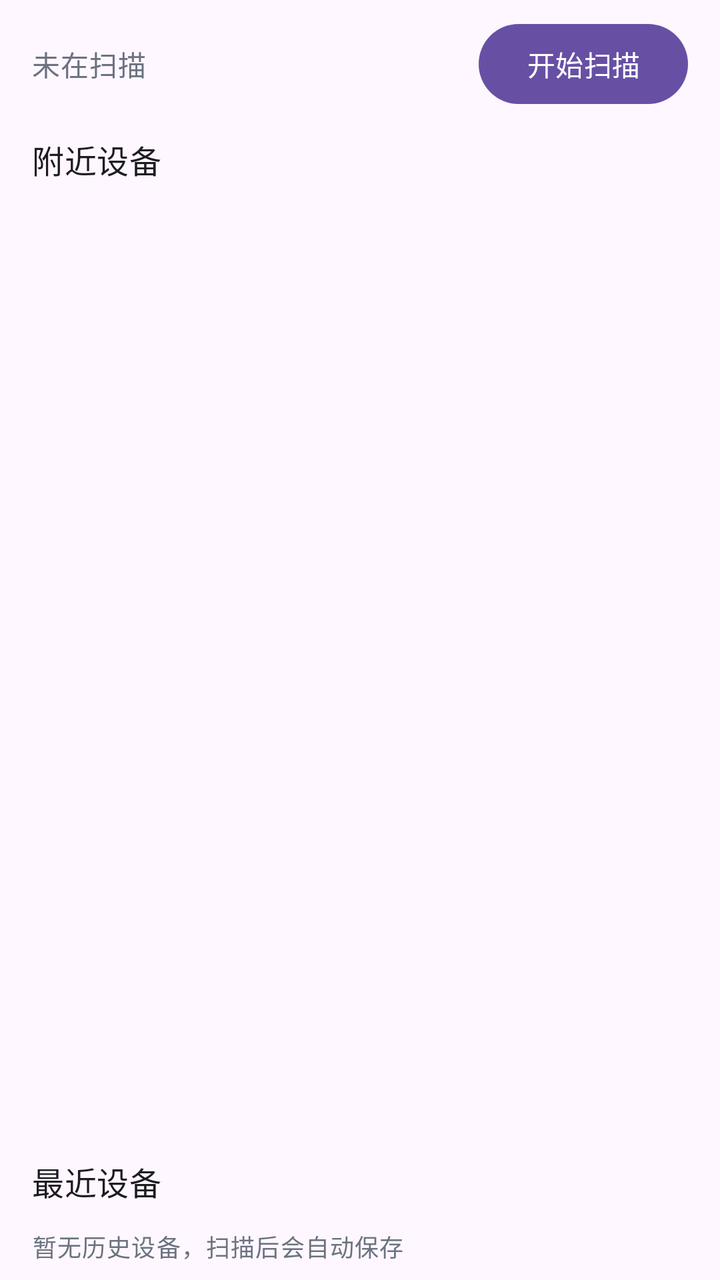
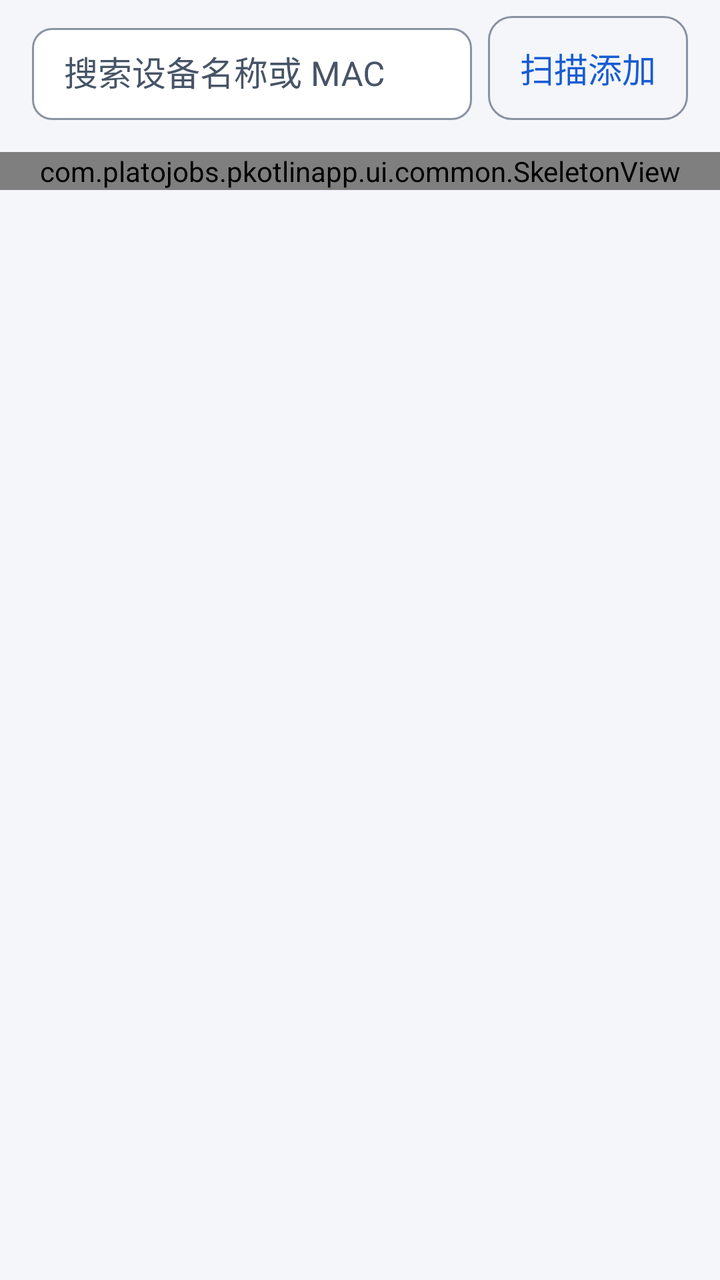

The first picture is an Android layout as it rendered before a commit; the second is the same layout after the commit. The layout source and the unified diff follow.
<!-- AndroidManifest.xml: application theme Theme.PKotlinApp -->
<!-- res/layout/fragment_home.xml -->
<?xml version="1.0" encoding="utf-8"?>
<LinearLayout xmlns:android="http://schemas.android.com/apk/res/android"
    android:layout_width="match_parent"
    android:layout_height="match_parent"
    android:orientation="vertical"
    android:paddingStart="16dp"
    android:paddingEnd="16dp"
    android:paddingTop="8dp">

    <LinearLayout
        android:layout_width="match_parent"
        android:layout_height="wrap_content"
        android:gravity="center_vertical"
        android:orientation="horizontal">

        <TextView
            android:id="@+id/scanStatus"
            android:layout_width="0dp"
            android:layout_height="wrap_content"
            android:layout_weight="1"
            android:text="@string/status_scan_idle"
            android:textAppearance="?attr/textAppearanceBodyMedium"
            android:textColor="@color/text_secondary" />

        <com.google.android.material.button.MaterialButton
            android:id="@+id/scanToggle"
            style="?attr/materialButtonStyle"
            android:layout_width="wrap_content"
            android:layout_height="wrap_content"
            android:text="@string/action_scan" />
    </LinearLayout>

    <TextView
        android:layout_width="match_parent"
        android:layout_height="wrap_content"
        android:layout_marginTop="12dp"
        android:text="@string/home_live_title"
        android:textAppearance="?attr/textAppearanceTitleMedium" />

    <FrameLayout
        android:id="@+id/liveContainer"
        android:layout_width="match_parent"
        android:layout_height="0dp"
        android:layout_marginTop="8dp"
        android:layout_weight="1">

        <androidx.recyclerview.widget.RecyclerView
            android:id="@+id/liveList"
            android:layout_width="match_parent"
            android:layout_height="match_parent"
            android:clipToPadding="false"
            android:paddingBottom="8dp" />

        <FrameLayout
            android:id="@+id/liveEmptyContainer"
            android:layout_width="match_parent"
            android:layout_height="match_parent" />
    </FrameLayout>

    <TextView
        android:layout_width="match_parent"
        android:layout_height="wrap_content"
        android:layout_marginTop="8dp"
        android:text="@string/home_recent_title"
        android:textAppearance="?attr/textAppearanceTitleMedium" />

    <androidx.recyclerview.widget.RecyclerView
        android:id="@+id/recentList"
        android:layout_width="match_parent"
        android:layout_height="wrap_content"
        android:layout_marginTop="4dp"
        android:clipToPadding="false" />

    <TextView
        android:id="@+id/recentEmpty"
        android:layout_width="match_parent"
        android:layout_height="wrap_content"
        android:paddingTop="8dp"
        android:paddingBottom="8dp"
        android:text="@string/home_recent_empty"
        android:textAppearance="?attr/textAppearanceBodySmall"
        android:textColor="@color/text_secondary" />

</LinearLayout>
<!-- resources referenced by this layout -->
<resources>
  <color name="text_secondary">#6B7280</color>
  <string name="action_scan">开始扫描</string>
  <string name="home_live_title">附近设备</string>
  <string name="home_recent_empty">暂无历史设备，扫描后会自动保存</string>
  <string name="home_recent_title">最近设备</string>
  <string name="status_scan_idle">未在扫描</string>
  <style name="Theme.PKotlinApp" parent="Theme.Material3.DayNight.NoActionBar">
          <item name="android:windowBackground">?attr/colorSurface</item>
      </style>
</resources>

<!-- the commit's change to res/layout/fragment_home.xml (unified diff, before → after) -->
@@ -1,84 +1,110 @@
 <?xml version="1.0" encoding="utf-8"?>
 <LinearLayout xmlns:android="http://schemas.android.com/apk/res/android"
+    xmlns:app="http://schemas.android.com/apk/res-auto"
+    android:id="@+id/homeContent"
     android:layout_width="match_parent"
     android:layout_height="match_parent"
-    android:orientation="vertical"
-    android:paddingStart="16dp"
-    android:paddingEnd="16dp"
-    android:paddingTop="8dp">
+    android:orientation="vertical">
 
-    <LinearLayout
-        android:layout_width="match_parent"
-        android:layout_height="wrap_content"
-        android:gravity="center_vertical"
-        android:orientation="horizontal">
+        <LinearLayout
+            android:layout_width="match_parent"
+            android:layout_height="wrap_content"
+            android:gravity="center_vertical"
+            android:orientation="horizontal"
+            android:paddingStart="@dimen/page_margin"
+            android:paddingTop="@dimen/space_8"
+            android:paddingEnd="@dimen/page_margin">
 
-        <TextView
-            android:id="@+id/scanStatus"
-            android:layout_width="0dp"
+            <com.google.android.material.textfield.TextInputLayout
+                android:id="@+id/searchLayout"
+                style="@style/Widget.App.TextInputLayout"
+                android:layout_width="0dp"
+                android:layout_height="@dimen/input_h"
+                android:layout_weight="1"
+                android:hint="@string/home_search_hint"
+                app:boxBackgroundMode="outline">
+
+                <com.google.android.material.textfield.TextInputEditText
+                    android:id="@+id/searchInput"
+                    android:layout_width="match_parent"
+                    android:layout_height="match_parent"
+                    android:imeOptions="actionSearch"
+                    android:inputType="text"
+                    android:maxLines="1"
+                    android:textAppearance="@style/TextAppearance.App.Body" />
+            </com.google.android.material.textfield.TextInputLayout>
+
+            <com.google.android.material.button.MaterialButton
+                android:id="@+id/scanAddButton"
+                style="@style/Widget.App.Button.Secondary"
+                android:layout_width="wrap_content"
+                android:layout_height="@dimen/input_h"
+                android:layout_marginStart="@dimen/space_8"
+                android:minWidth="0dp"
+                android:paddingStart="@dimen/space_16"
+                android:paddingEnd="@dimen/space_16"
+                android:text="@string/home_scan_add" />
+        </LinearLayout>
+
+        <HorizontalScrollView
+            android:layout_width="match_parent"
             android:layout_height="wrap_content"
-            android:layout_weight="1"
-            android:text="@string/status_scan_idle"
-            android:textAppearance="?attr/textAppearanceBodyMedium"
-            android:textColor="@color/text_secondary" />
+            android:clipToPadding="false"
+            android:paddingStart="@dimen/page_margin"
+            android:paddingTop="@dimen/space_8"
+            android:paddingEnd="@dimen/page_margin"
+            android:scrollbars="none">
 
-        <com.google.android.material.button.MaterialButton
-            android:id="@+id/scanToggle"
-            style="?attr/materialButtonStyle"
-            android:layout_width="wrap_content"
+            <LinearLayout
+                android:id="@+id/sortChips"
+                android:layout_width="wrap_content"
+                android:layout_height="wrap_content"
+                android:orientation="horizontal" />
+        </HorizontalScrollView>
+
+        <HorizontalScrollView
+            android:id="@+id/groupScroll"
+            android:layout_width="match_parent"
             android:layout_height="wrap_content"
-            android:text="@string/action_scan" />
-    </LinearLayout>
+            android:clipToPadding="false"
+            android:paddingStart="@dimen/page_margin"
+            android:paddingTop="@dimen/space_8"
+            android:paddingEnd="@dimen/page_margin"
+            android:scrollbars="none"
+            android:visibility="gone">
 
-    <TextView
-        android:layout_width="match_parent"
-        android:layout_height="wrap_content"
-        android:layout_marginTop="12dp"
-        android:text="@string/home_live_title"
-        android:textAppearance="?attr/textAppearanceTitleMedium" />
-
-    <FrameLayout
-        android:id="@+id/liveContainer"
-        android:layout_width="match_parent"
-        android:layout_height="0dp"
-        android:layout_marginTop="8dp"
-        android:layout_weight="1">
-
-        <androidx.recyclerview.widget.RecyclerView
-            android:id="@+id/liveList"
-            android:layout_width="match_parent"
-            android:layout_height="match_parent"
-            android:clipToPadding="false"
-            android:paddingBottom="8dp" />
+            <LinearLayout
+                android:id="@+id/groupChips"
+                android:layout_width="wrap_content"
+                android:layout_height="wrap_content"
+                android:orientation="horizontal" />
+        </HorizontalScrollView>
 
         <FrameLayout
-            android:id="@+id/liveEmptyContainer"
             android:layout_width="match_parent"
-            android:layout_height="match_parent" />
-    </FrameLayout>
+            android:layout_height="0dp"
+            android:layout_weight="1">
 
-    <TextView
-        android:layout_width="match_parent"
-        android:layout_height="wrap_content"
-        android:layout_marginTop="8dp"
-        android:text="@string/home_recent_title"
-        android:textAppearance="?attr/textAppearanceTitleMedium" />
+            <androidx.recyclerview.widget.RecyclerView
+                android:id="@+id/homeList"
+                android:layout_width="match_parent"
+                android:layout_height="match_parent"
+                android:clipToPadding="false"
+                android:paddingStart="10dp"
+                android:paddingTop="@dimen/space_8"
+                android:paddingEnd="10dp"
+                android:paddingBottom="@dimen/space_24"
+                android:scrollbars="none" />
 
-    <androidx.recyclerview.widget.RecyclerView
-        android:id="@+id/recentList"
-        android:layout_width="match_parent"
-        android:layout_height="wrap_content"
-        android:layout_marginTop="4dp"
-        android:clipToPadding="false" />
+            <com.platojobs.pkotlinapp.ui.common.SkeletonView
+                android:id="@+id/skeletonHome"
+                android:layout_width="match_parent"
+                android:layout_height="wrap_content"
+                android:layout_marginTop="@dimen/space_8" />
 
-    <TextView
-        android:id="@+id/recentEmpty"
-        android:layout_width="match_parent"
-        android:layout_height="wrap_content"
-        android:paddingTop="8dp"
-        android:paddingBottom="8dp"
-        android:text="@string/home_recent_empty"
-        android:textAppearance="?attr/textAppearanceBodySmall"
-        android:textColor="@color/text_secondary" />
-
+            <FrameLayout
+                android:id="@+id/homeOverlay"
+                android:layout_width="match_parent"
+                android:layout_height="match_parent" />
+        </FrameLayout>
 </LinearLayout>
<!-- resource entries referenced after the edit -->
@@ -1,13 +1,137 @@
 <!-- resources referenced by this layout -->
 <resources>
-  <color name="text_secondary">#6B7280</color>
-  <string name="action_scan">开始扫描</string>
-  <string name="home_live_title">附近设备</string>
-  <string name="home_recent_empty">暂无历史设备，扫描后会自动保存</string>
-  <string name="home_recent_title">最近设备</string>
-  <string name="status_scan_idle">未在扫描</string>
+  <dimen name="input_h">52dp</dimen>
+  <dimen name="page_margin">16dp</dimen>
+  <dimen name="space_16">16dp</dimen>
+  <dimen name="space_24">24dp</dimen>
+  <dimen name="space_8">8dp</dimen>
+  <string name="home_scan_add">扫描添加</string>
+  <string name="home_search_hint">搜索设备名称或 MAC</string>
+  <style name="TextAppearance.App.Body" parent="@android:style/TextAppearance">
+          <item name="android:textSize">17sp</item>
+          <item name="android:textColor">@color/text_primary</item>
+          <item name="android:fontFamily">sans-serif</item>
+          <item name="android:lineSpacingExtra">7dp</item>
+          <item name="android:lineSpacingMultiplier">1.0</item>
+      </style>
+  <style name="Widget.App.Button.Secondary" parent="Widget.Material3.Button.OutlinedButton">
+          <item name="android:minHeight">@dimen/button_h</item>
+          <item name="android:insetTop">0dp</item>
+          <item name="android:insetBottom">0dp</item>
+          <item name="android:elevation">0dp</item>
+          <item name="android:textAppearance">@style/TextAppearance.App.Button</item>
+          <item name="backgroundTint">@android:color/transparent</item>
+          <item name="android:textColor">@color/btn_secondary_text</item>
+          <item name="strokeColor">@color/border_strong</item>
+          <item name="strokeWidth">@dimen/stroke_1</item>
+          <item name="cornerRadius">@dimen/radius_12</item>
+          <item name="rippleColor">@color/overlay_pressed</item>
+      </style>
+  <style name="Widget.App.TextInputLayout" parent="Widget.Material3.TextInputLayout.OutlinedBox">
+          <item name="boxBackgroundColor">@color/surface</item>
+          <item name="boxStrokeColor">@color/input_stroke</item>
+          <item name="boxStrokeWidth">@dimen/stroke_1</item>
+          <item name="boxStrokeWidthFocused">@dimen/stroke_2</item>
+          <item name="boxCornerRadiusTopStart">@dimen/radius_10</item>
+          <item name="boxCornerRadiusTopEnd">@dimen/radius_10</item>
+          <item name="boxCornerRadiusBottomStart">@dimen/radius_10</item>
+          <item name="boxCornerRadiusBottomEnd">@dimen/radius_10</item>
+          <item name="hintTextAppearance">@style/TextAppearance.App.Caption</item>
+          <item name="android:textAppearance">@style/TextAppearance.App.Body</item>
+      </style>
+  <color name="text_secondary">#475467</color>
+  <color name="border">#D0D5DD</color>
+  <color name="danger">#B42318</color>
+  <color name="danger_bg">#FEF3F2</color>
+  <color name="text_tertiary">#667085</color>
+  <style name="Widget.App.Button.Primary" parent="Widget.Material3.Button">
+          <item name="android:minHeight">@dimen/button_h</item>
+          <item name="android:insetTop">0dp</item>
+          <item name="android:insetBottom">0dp</item>
+          <item name="android:elevation">0dp</item>
+          <item name="android:textAppearance">@style/TextAppearance.App.Button</item>
+          <item name="backgroundTint">@color/btn_primary_bg</item>
+          <item name="android:textColor">@color/btn_primary_text</item>
+          <item name="cornerRadius">@dimen/radius_12</item>
+          <item name="rippleColor">@color/overlay_pressed</item>
+      </style>
+  <style name="Widget.App.Card" parent="Widget.Material3.CardView.Outlined">
+          <item name="cardBackgroundColor">@color/surface</item>
+          <item name="strokeColor">@color/divider</item>
+          <item name="strokeWidth">@dimen/stroke_1</item>
+          <item name="cardCornerRadius">@dimen/radius_12</item>
+          <item name="cardElevation">@dimen/elevation_0</item>
+          <item name="android:stateListAnimator">@null</item>
+          <item name="rippleColor">@color/overlay_pressed</item>
+      </style>
+  <style name="Widget.App.Chip" parent="Widget.Material3.Chip.Filter">
+          <item name="chipBackgroundColor">@color/chip_bg</item>
+          <item name="chipStrokeColor">@color/chip_stroke</item>
+          <item name="chipStrokeWidth">@dimen/stroke_1</item>
+          <item name="android:textAppearance">@style/TextAppearance.App.Caption</item>
+          <item name="android:textColor">@color/chip_text</item>
+          <item name="chipMinHeight">@dimen/chip_h</item>
+          <item name="chipCornerRadius">@dimen/radius_pill</item>
+          <item name="checkedIconVisible">false</item>
+      </style>
+  <color name="divider">#E4E7EC</color>
+  <dimen name="elevation_0">0dp</dimen>
+  <dimen name="chip_h">32dp</dimen>
+  <dimen name="radius_pill">999dp</dimen>
   <style name="Theme.PKotlinApp" parent="Theme.Material3.DayNight.NoActionBar">
-          <item name="android:windowBackground">?attr/colorSurface</item>
+          <item name="android:windowBackground">@color/canvas</item>
+          <item name="android:statusBarColor">@android:color/transparent</item>
+          <item name="android:navigationBarColor">@color/canvas</item>
+          <item name="android:colorAccent">@color/primary</item>
+  
+          <item name="colorPrimary">@color/primary</item>
+          <item name="colorOnPrimary">@color/on_primary</item>
+          <item name="colorPrimaryContainer">@color/chart_band</item>
+          <item name="colorOnPrimaryContainer">@color/primary_text</item>
+          <item name="colorSecondary">@color/primary</item>
+          <item name="colorOnSecondary">@color/on_primary</item>
+          <item name="colorSurface">@color/surface</item>
+          <item name="colorSurfaceVariant">@color/surface_sunken</item>
+          <item name="colorOnSurface">@color/text_primary</item>
+          <item name="colorOnSurfaceVariant">@color/text_secondary</item>
+          <item name="colorOutline">@color/border</item>
+          <item name="colorError">@color/danger</item>
+          <item name="colorErrorContainer">@color/danger_bg</item>
+          <item name="colorOnErrorContainer">@color/danger</item>
+          <item name="android:textColorPrimary">@color/text_primary</item>
+          <item name="android:textColorSecondary">@color/text_secondary</item>
+          <item name="android:textColorHint">@color/text_tertiary</item>
+  
+          <item name="materialButtonStyle">@style/Widget.App.Button.Primary</item>
+          <item name="materialButtonOutlinedStyle">@style/Widget.App.Button.Secondary</item>
+          <item name="materialCardViewStyle">@style/Widget.App.Card</item>
+          <item name="chipStyle">@style/Widget.App.Chip</item>
       </style>
+  <color name="text_primary">#101828</color>
+  <dimen name="button_h">48dp</dimen>
+  <style name="TextAppearance.App.Button" parent="@style/TextAppearance.App.Body">
+          <item name="android:fontFamily">sans-serif-medium</item>
+          <item name="android:lineSpacingExtra">0dp</item>
+      </style>
+  <color name="border_strong">#8A93A2</color>
+  <dimen name="stroke_1">1dp</dimen>
+  <dimen name="radius_12">12dp</dimen>
+  <color name="overlay_pressed">#0F101828</color>
+  <color name="surface">#FFFFFF</color>
+  <dimen name="stroke_2">2dp</dimen>
+  <dimen name="radius_10">10dp</dimen>
+  <style name="TextAppearance.App.Caption" parent="@android:style/TextAppearance">
+          <item name="android:textSize">13sp</item>
+          <item name="android:textColor">@color/text_secondary</item>
+          <item name="android:fontFamily">sans-serif</item>
+          <item name="android:lineSpacingExtra">5dp</item>
+          <item name="android:lineSpacingMultiplier">1.0</item>
+      </style>
+  <color name="canvas">#F4F6F9</color>
+  <color name="primary">#175CD3</color>
+  <color name="on_primary">#FFFFFF</color>
+  <color name="chart_band">#E8EFFB</color>
+  <color name="primary_text">#175CD3</color>
+  <color name="surface_sunken">#EEF1F5</color>
 </resources>
 
